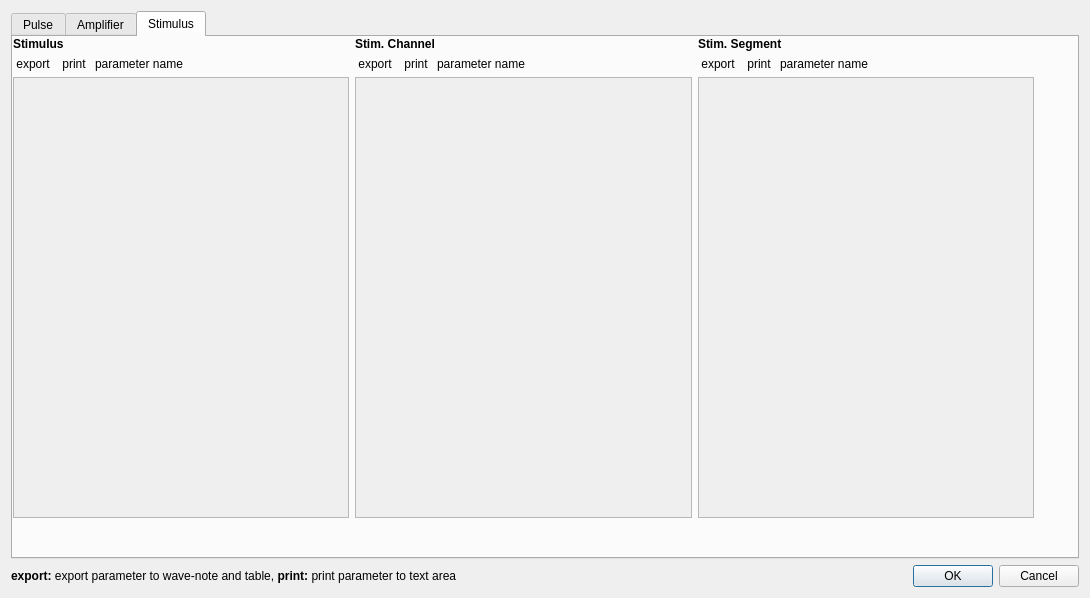
Before: the Qt Designer form QtPMbrowser/DlgSelectParameters.ui in ChrisHal/PMbrowser, drawn with Qt 5.
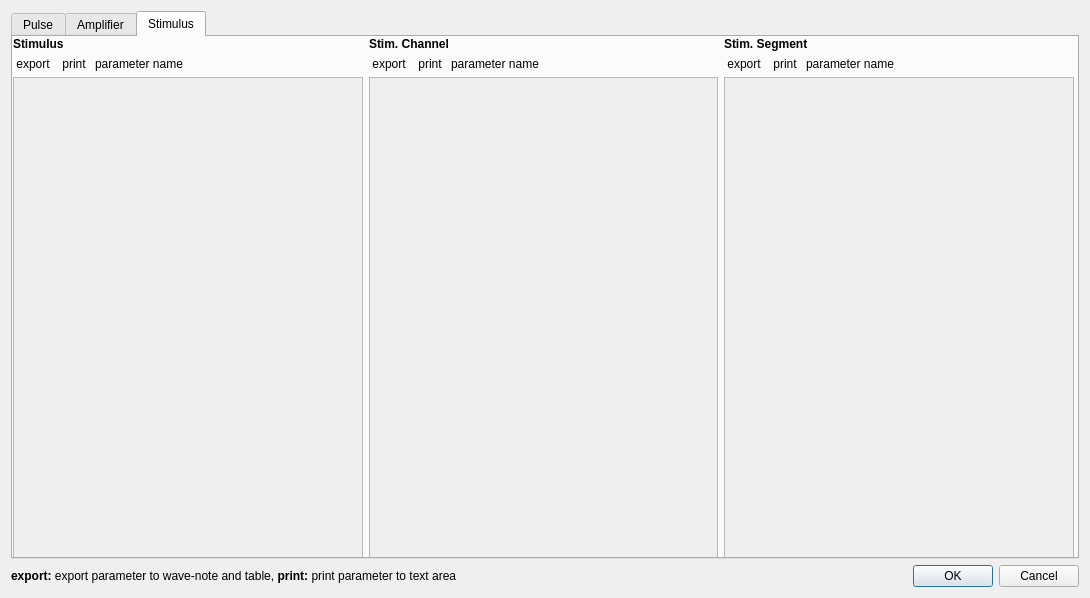
After: the same form once the commit is applied. The open tabs and pages were chosen to show the change.

Commit message: Make DlgSelectParameters a bit nicer (still not perfect)

What changed in the file:
```diff
--- a/QtPMbrowser/DlgSelectParameters.ui
+++ b/QtPMbrowser/DlgSelectParameters.ui
@@ -524,11 +524,14 @@
         <rect>
          <x>0</x>
          <y>0</y>
-         <width>1021</width>
-         <height>481</height>
+         <width>1061</width>
+         <height>521</height>
         </rect>
        </property>
-       <layout class="QGridLayout" name="gridLayout_10">
+       <layout class="QGridLayout" name="gridLayout_10" rowstretch="0" columnstretch="1,1,1">
+        <property name="sizeConstraint">
+         <enum>QLayout::SizeConstraint::SetDefaultConstraint</enum>
+        </property>
         <item row="0" column="2">
          <layout class="QGridLayout" name="gridLayout_14" columnstretch="0,0,1">
           <property name="horizontalSpacing">
@@ -593,8 +596,8 @@
               <rect>
                <x>0</x>
                <y>0</y>
-               <width>329</width>
-               <height>427</height>
+               <width>345</width>
+               <height>471</height>
               </rect>
              </property>
             </widget>
@@ -666,8 +669,8 @@
               <rect>
                <x>0</x>
                <y>0</y>
-               <width>329</width>
-               <height>427</height>
+               <width>345</width>
+               <height>471</height>
               </rect>
              </property>
             </widget>
@@ -751,8 +754,8 @@
               <rect>
                <x>0</x>
                <y>0</y>
-               <width>329</width>
-               <height>427</height>
+               <width>345</width>
+               <height>471</height>
               </rect>
              </property>
             </widget>
```
Left out of the diff: 30 changed lines with no effect on the pictures.
